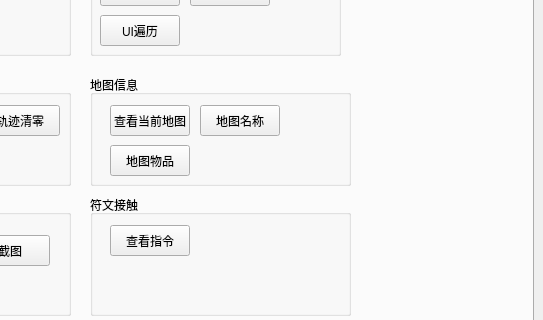
Qt form mainwindow.ui (kinvcode/BattleMush) before a commit; both pictures show x 257 to 800 and y 100 to 420 of the 800 by 600 pixel window.
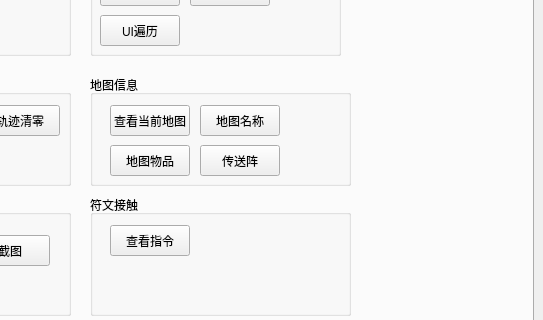
The same form after that commit. Custom widgets are drawn as their Qt base class.

The edit to the form file:
```diff
--- a/mainwindow.ui
+++ b/mainwindow.ui
@@ -1799,6 +1799,31 @@
             <string>地图物品</string>
            </property>
           </widget>
+          <widget class="QPushButton" name="pushButton_show_room_map_portal">
+           <property name="geometry">
+            <rect>
+             <x>110</x>
+             <y>70</y>
+             <width>80</width>
+             <height>31</height>
+            </rect>
+           </property>
+           <property name="minimumSize">
+            <size>
+             <width>80</width>
+             <height>31</height>
+            </size>
+           </property>
+           <property name="maximumSize">
+            <size>
+             <width>80</width>
+             <height>31</height>
+            </size>
+           </property>
+           <property name="text">
+            <string>传送阵</string>
+           </property>
+          </widget>
          </widget>
          <widget class="QGroupBox" name="groupBox_8">
           <property name="geometry">
```
